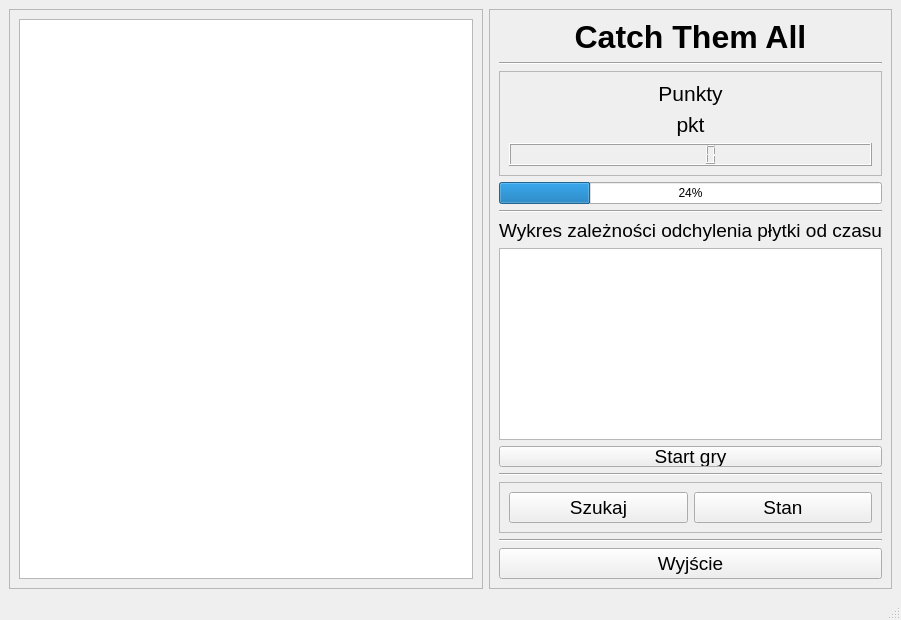
Old version of the form mainwindow.ui in the repository Maiiialen/Catch_Them_All.
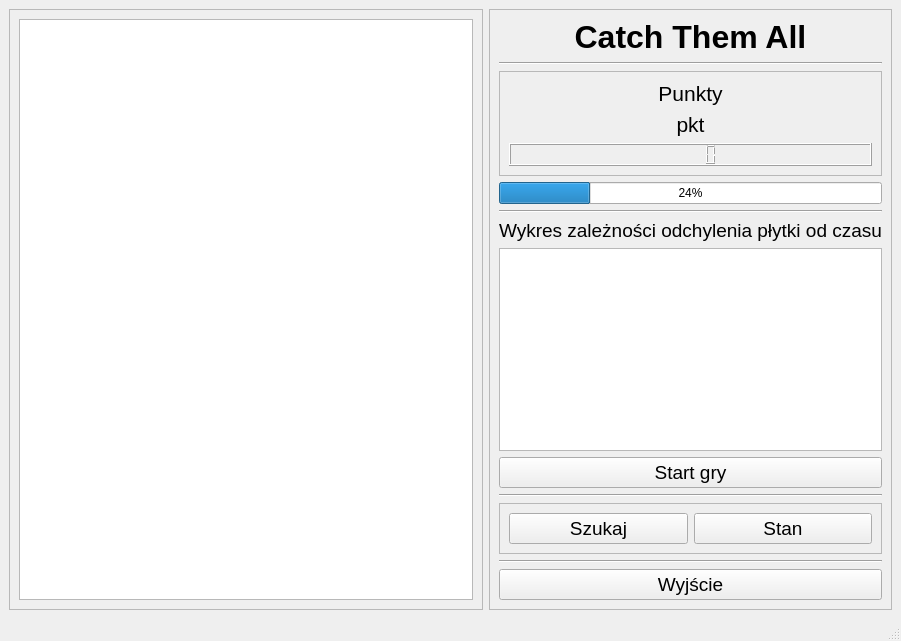
New version of the form.

The edit to the form file:
```diff
--- a/mainwindow.ui
+++ b/mainwindow.ui
@@ -7,7 +7,7 @@
     <x>0</x>
     <y>0</y>
     <width>901</width>
-    <height>607</height>
+    <height>641</height>
    </rect>
   </property>
   <property name="windowTitle">
```
Left out of the diff: 106 changed lines with no effect on the pictures.
